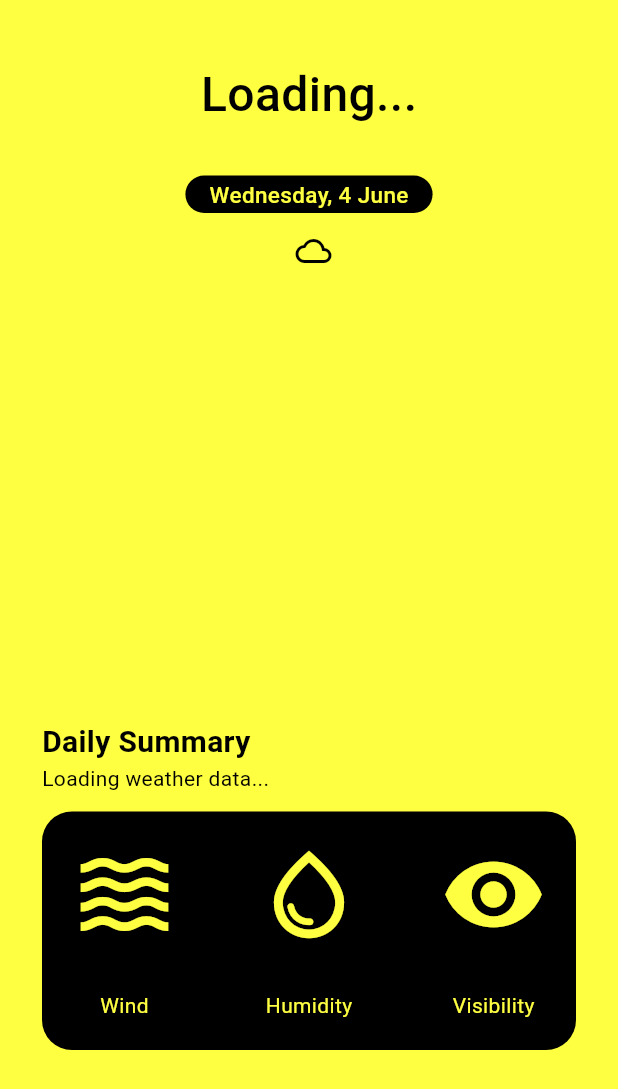
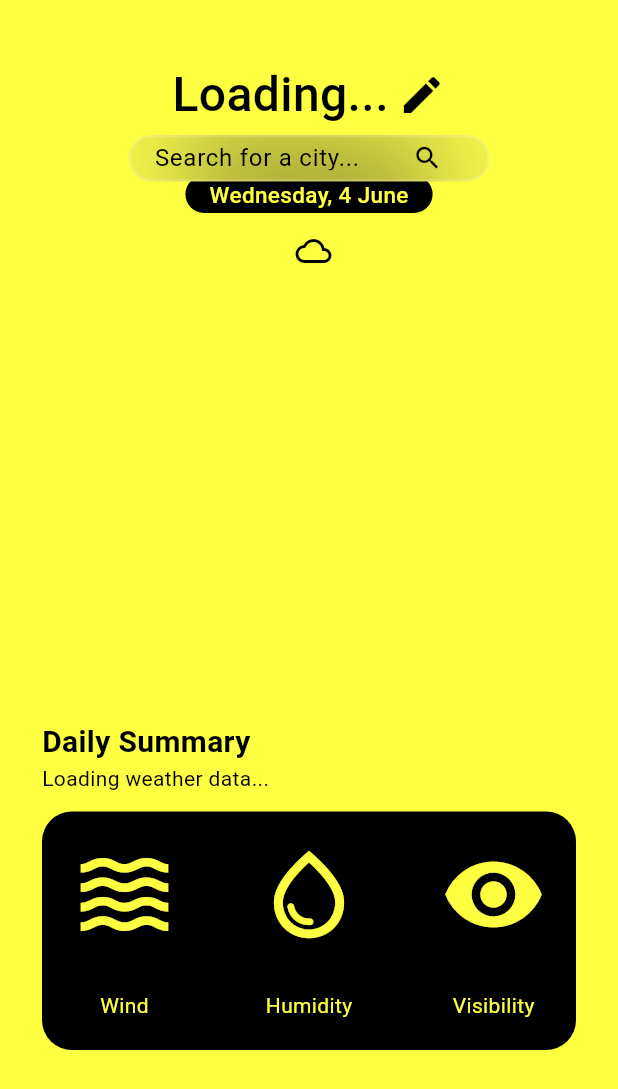
Before and after one commit to JackTrowbridge/ForWeather, a Flutter app: the screen it shows after launch, on a phone screen of 412 x 824 dp. Shown: the top 1089 px of the screen. Run offline on Flutter 3.47's test engine with Material 3 defaults, Android fonts, the phone set to English and light mode, and no system bars; our stand-ins replace easy_debounce; missing offline and left inert: g_json; network calls fail.

Commit message:
Implemented search bar UI

```diff
--- a/lib/utils/weather_api.dart
+++ b/lib/utils/weather_api.dart
@@ -9,7 +9,7 @@ class WeatherAPI {
 
   Future<GetWeatherObject> getCurrentWeather(String city) async {
 
-    final String apiKey = APIKey().getAPIKey();
+    final String apiKey = APIKey().getOpenWeatherAPIKey();
 
     Map<String, String> headers = {
       "Content-Type": "application/json",
--- a/lib/views/home/home_weather.dart
+++ b/lib/views/home/home_weather.dart
@@ -1,3 +1,7 @@
+import 'dart:ui';
+
+import 'package:easy_debounce/easy_debounce.dart';
+import 'package:easy_debounce/easy_throttle.dart';
 import 'package:flutter/material.dart';
 import 'package:intl/intl.dart';
 
@@ -17,9 +21,17 @@ class _HomeWeatherState extends State<HomeWeather> {
   CurrentWeather? currentWeather;
   String currentDate = "";
 
+  bool showSearchBar = true;
+  TextEditingController searchController = TextEditingController();
+  FocusNode searchFocusNode = FocusNode();
+  bool isSearchFocused = false;
+
   @override
   void initState() {
     super.initState();
+
+    searchFocusNode.addListener(_onSearchFocusChange);
+    searchController.addListener(_searchCity);
 
     DateTime now = DateTime.now();
     setState(() {
@@ -30,21 +42,37 @@ class _HomeWeatherState extends State<HomeWeather> {
     _fetchWeatherData();
   }
 
-  void _fetchWeatherData() async{
+  void _fetchWeatherData() async {
     print("Fetching weather data...");
 
-    GetWeatherObject getWeatherObject = await WeatherAPI().getCurrentWeather("Portsmouth");
+    GetWeatherObject getWeatherObject = await WeatherAPI().getCurrentWeather(
+        "Portsmouth");
 
     if (getWeatherObject.statusCode == 200) {
-
       setState(() {
         currentWeather = getWeatherObject.currentWeather;
       });
-
     } else {
       print("Error fetching weather data: ${getWeatherObject.errorMessage}");
     }
+  }
 
+  void _onSearchFocusChange() {
+    setState(() {
+      isSearchFocused = !isSearchFocused;
+    });
+  }
+
+  void _searchCity() {
+    EasyDebounce.debounce(
+        'searchCity',
+        Duration(milliseconds: 500),
+        () => _search(searchController.text)
+    );
+  }
+
+  void _search(String input){
+    print("Searching for city: $input");
   }
 
   @override
@@ -52,7 +80,9 @@ class _HomeWeatherState extends State<HomeWeather> {
     return Scaffold(
       backgroundColor: Color.fromARGB(255, 255, 255, 66),
       body: SafeArea(
-        child: Column(
+        child: Stack(
+          children: [
+            Column(
               children: [
                 // Centered Information
                 Row(
@@ -63,6 +93,13 @@ class _HomeWeatherState extends State<HomeWeather> {
                         const SizedBox(height: 40),
 
                         // Location
+                        GestureDetector(
+                          onTap: () {
+                            // Handle location edit action
+                            print("Edit location tapped");
+                          },
+                          child: Row(
+                            children: [
                               Text(
                                 currentWeather != null
                                     ? currentWeather!.location
@@ -71,6 +108,15 @@ class _HomeWeatherState extends State<HomeWeather> {
                                   fontSize: 32,
                                   fontWeight: FontWeight.w500,
                                   color: Colors.black,
+                                ),
+                              ),
+                              const SizedBox(width: 6),
+                              Icon(
+                                Icons.edit,
+                                color: Colors.black,
+                                size: 32,
+                              )
+                            ],
                           ),
                         ),
 
@@ -159,7 +205,9 @@ class _HomeWeatherState extends State<HomeWeather> {
                               ),
                               Text(
                                 currentWeather != null
-                                ? "Now it feels like +${currentWeather!.feelsLike}°, actually +${currentWeather!.temperature}°."
+                                    ? "Now it feels like +${currentWeather!
+                                    .feelsLike}°, actually +${currentWeather!
+                                    .temperature}°."
                                     : "Loading weather data...",
                                 style: TextStyle(
                                   fontSize: 14,
@@ -191,7 +239,8 @@ class _HomeWeatherState extends State<HomeWeather> {
                                 ),
                                 Text(
                                   currentWeather != null
-                                  ? "${currentWeather!.windSpeed.toInt()}km/h"
+                                      ? "${currentWeather!.windSpeed
+                                      .toInt()}km/h"
                                       : "",
                                   style: TextStyle(
                                     fontSize: 20,
@@ -246,8 +295,10 @@ class _HomeWeatherState extends State<HomeWeather> {
                                 Text(
                                   currentWeather != null
                                       ? currentWeather!.visibility % 1 == 0
-                                      ? "${currentWeather!.visibility.toInt()}km"
-                                      : "${currentWeather!.visibility.toStringAsFixed(1)}km"
+                                      ? "${currentWeather!.visibility
+                                      .toInt()}km"
+                                      : "${currentWeather!.visibility
+                                      .toStringAsFixed(1)}km"
                                       : "",
                                   style: TextStyle(
                                     fontSize: 20,
@@ -310,6 +361,58 @@ class _HomeWeatherState extends State<HomeWeather> {
                 ),
               ],
             ),
+
+            // Search bar
+            showSearchBar ? Row(
+              mainAxisAlignment: MainAxisAlignment.center,
+              children: [
+
+
+                Column(
+                  children: [
+                    const SizedBox(height: 90),
+
+                    GlassContainer(
+                        child: SizedBox(
+                          width: MediaQuery
+                              .of(context)
+                              .size
+                              .width * 0.5,
+                          height: 20,
+                          child: TextField(
+                            focusNode: searchFocusNode,
+                            controller: searchController,
+                            decoration: InputDecoration(
+                                filled: false,
+                                hintText: "Search for a city...",
+                                hintStyle: TextStyle(
+                                  color: Colors.black,
+                                  fontSize: 16,
+                                ),
+                                border: InputBorder.none,
+                                suffixIcon: isSearchFocused ? IconButton(
+                                  padding: EdgeInsets.zero,
+                                  onPressed: () {
+                                    searchController.clear();
+                                  },
+                                  icon: Icon(Icons.clear, color: Colors.black,
+                                      size: 20),
+                                ) : Icon(Icons.search, color: Colors.black,
+                                    size: 20)
+                            ),
+                          ),
+                        ),
+                    ),
+
+                  ],
+                )
+
+              ],
+            )
+                : const SizedBox.shrink(),
+
+          ],
+        ),
       ),
     );
   }
@@ -345,3 +448,31 @@ class DayWeatherCard extends StatelessWidget {
     );
   }
 }
+
+class GlassContainer extends StatelessWidget {
+  final Widget child;
+  const GlassContainer({super.key, required this.child});
+
+  @override
+  Widget build(BuildContext context) {
+    return
+    ClipRRect(
+      borderRadius: BorderRadius.all(Radius.circular(25)),
+      child: BackdropFilter(
+        filter: ImageFilter.blur(sigmaX: 30, sigmaY: 30),
+        child: Container(
+          padding: const EdgeInsets.fromLTRB(16, 4, 16, 4),
+          decoration: BoxDecoration(
+            color: Colors.grey.withValues(alpha: 0.1),
+            borderRadius: BorderRadius.all(Radius.circular(25)),
+            border: Border.all(
+                color: Colors.white.withValues(alpha: 0.2),
+                width: 1.5
+            ),
+          ),
+          child: child,
+        ),
+      ),
+    );
+  }
+}
--- a/pubspec.yaml
+++ b/pubspec.yaml
@@ -37,6 +37,7 @@ dependencies:
   http: ^1.4.0
   g_json: ^4.1.1
   intl: ^0.20.2
+  easy_debounce: ^2.0.3
 
 dev_dependencies:
   flutter_test:
```
Also changed, not shown: pubspec.lock. Lines whose indentation alone changed are shown as unchanged.
